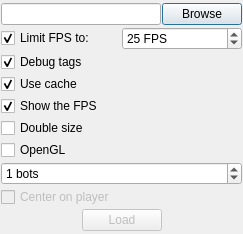
The window that tools/map-visualiser/Options.ui (alphaonex86/CatchChallenger) describes before a commit, drawn with Qt 5.
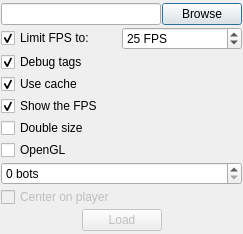
The same window after the commit. Icons and pictures are not drawn.

Commit message: [Fix] Crash by wrong bot map (tools)

The edit to the form file:
```diff
--- a/tools/map-visualiser/Options.ui
+++ b/tools/map-visualiser/Options.ui
@@ -140,7 +140,7 @@
       <number>9999</number>
      </property>
      <property name="value">
-      <number>1</number>
+      <number>0</number>
      </property>
     </widget>
    </item>
```
The commit also changes 1 other file.
